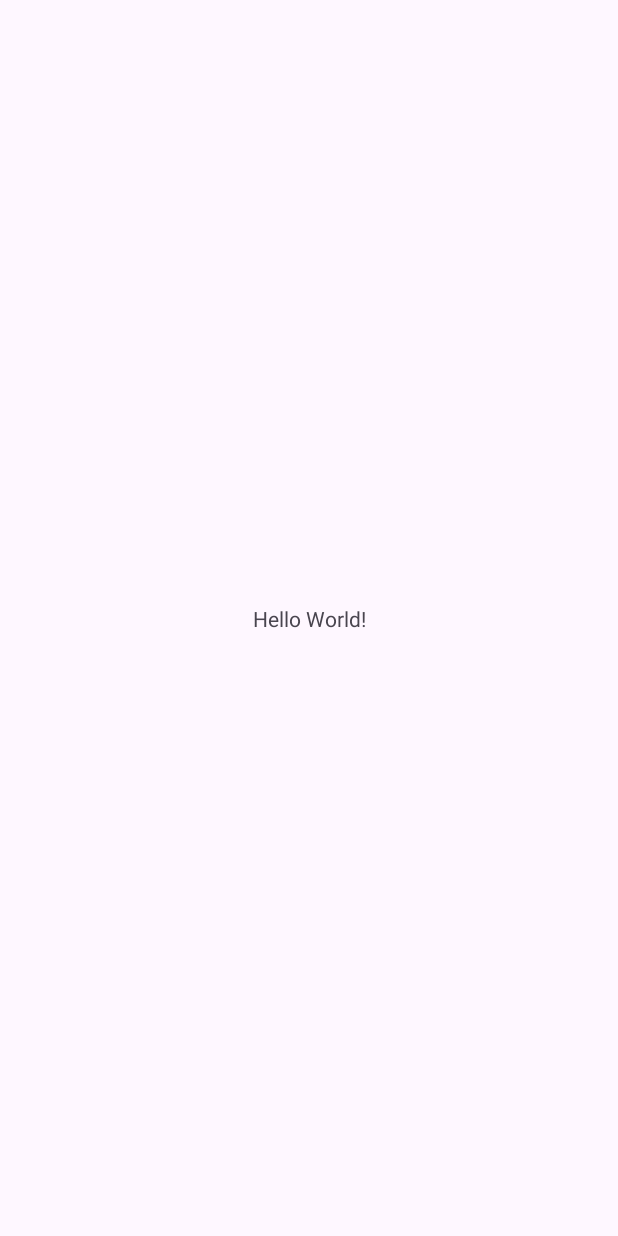
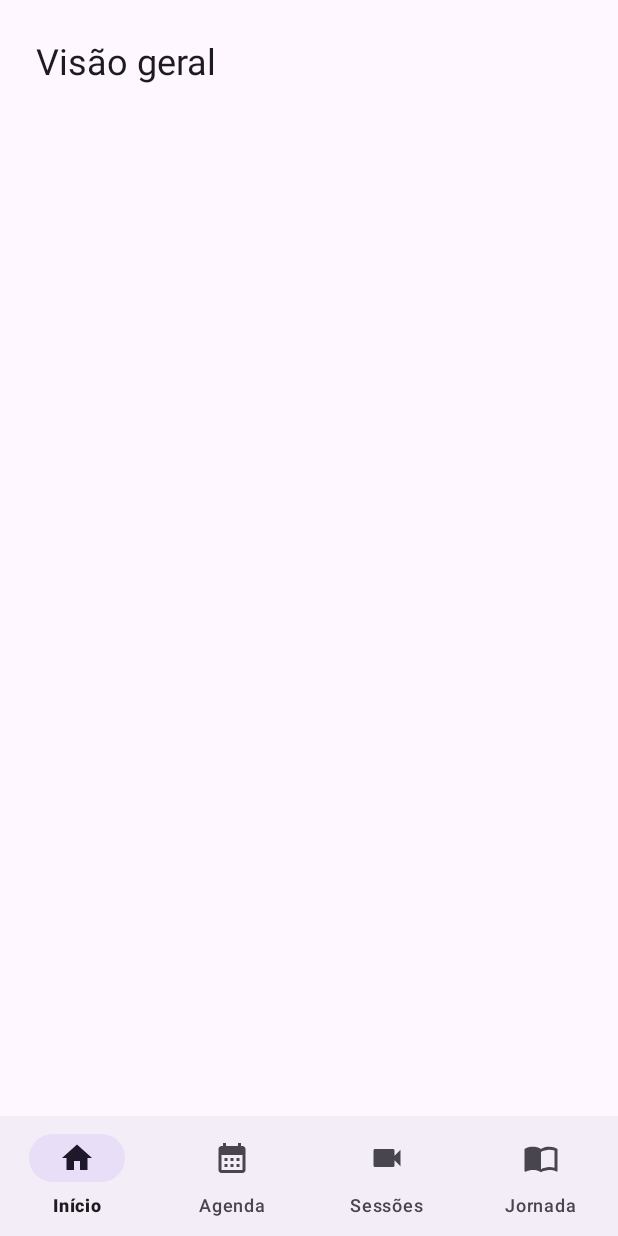
Before and after one commit to rodrigopdq/myndpsicologia, an Android app: the screen it shows after launch (MainActivity), on a phone screen of 412 x 824 dp. Before the commit the screen is almost empty. Run offline under Robolectric (Android 15) with nearby library versions, the phone set to English and light mode, and no system bars; our stand-ins replace navigation-ui.

Commit message:
Cria menu inferior do paciente com 4 abas e navegação entre Fragments

```diff
--- a/android/app/src/main/java/br/edu/pucgoias/mynd/MainActivity.java
+++ b/android/app/src/main/java/br/edu/pucgoias/mynd/MainActivity.java
@@ -7,6 +7,11 @@ import androidx.appcompat.app.AppCompatActivity;
 import androidx.core.graphics.Insets;
 import androidx.core.view.ViewCompat;
 import androidx.core.view.WindowInsetsCompat;
+import androidx.navigation.NavController;
+import androidx.navigation.fragment.NavHostFragment;
+import androidx.navigation.ui.NavigationUI;
+
+import com.google.android.material.bottomnavigation.BottomNavigationView;
 
 public class MainActivity extends AppCompatActivity {
 
@@ -15,10 +20,24 @@ public class MainActivity extends AppCompatActivity {
         super.onCreate(savedInstanceState);
         EdgeToEdge.enable(this);
         setContentView(R.layout.activity_main);
-        ViewCompat.setOnApplyWindowInsetsListener(findViewById(R.id.main), (v, insets) -> {
-            Insets systemBars = insets.getInsets(WindowInsetsCompat.Type.systemBars());
-            v.setPadding(systemBars.left, systemBars.top, systemBars.right, systemBars.bottom);
+        ajustarMargensDoSistema();
+        configurarNavegacao();
+    }
+
+    private void ajustarMargensDoSistema() {
+        ViewCompat.setOnApplyWindowInsetsListener(findViewById(R.id.main), (view, insets) -> {
+            Insets barras = insets.getInsets(WindowInsetsCompat.Type.systemBars());
+            view.setPadding(barras.left, barras.top, barras.right, 0);
             return insets;
         });
     }
+
+    private void configurarNavegacao() {
+        NavHostFragment navHostFragment = (NavHostFragment) getSupportFragmentManager()
+                .findFragmentById(R.id.navHostFragment);
+        NavController navController = navHostFragment.getNavController();
+
+        BottomNavigationView bottomNavigation = findViewById(R.id.bottomNavigation);
+        NavigationUI.setupWithNavController(bottomNavigation, navController);
+    }
 }
--- /dev/null
+++ b/android/app/src/main/java/br/edu/pucgoias/mynd/ui/agenda/AgendaFragment.java
@@ -0,0 +1,12 @@
+package br.edu.pucgoias.mynd.ui.agenda;
+
+import androidx.fragment.app.Fragment;
+
+import br.edu.pucgoias.mynd.R;
+
+public class AgendaFragment extends Fragment {
+
+    public AgendaFragment() {
+        super(R.layout.fragment_agenda);
+    }
+}
--- /dev/null
+++ b/android/app/src/main/java/br/edu/pucgoias/mynd/ui/home/HomeFragment.java
@@ -0,0 +1,12 @@
+package br.edu.pucgoias.mynd.ui.home;
+
+import androidx.fragment.app.Fragment;
+
+import br.edu.pucgoias.mynd.R;
+
+public class HomeFragment extends Fragment {
+
+    public HomeFragment() {
+        super(R.layout.fragment_home);
+    }
+}
--- /dev/null
+++ b/android/app/src/main/java/br/edu/pucgoias/mynd/ui/jornada/JornadaFragment.java
@@ -0,0 +1,12 @@
+package br.edu.pucgoias.mynd.ui.jornada;
+
+import androidx.fragment.app.Fragment;
+
+import br.edu.pucgoias.mynd.R;
+
+public class JornadaFragment extends Fragment {
+
+    public JornadaFragment() {
+        super(R.layout.fragment_jornada);
+    }
+}
--- /dev/null
+++ b/android/app/src/main/java/br/edu/pucgoias/mynd/ui/sessoes/SessoesFragment.java
@@ -0,0 +1,12 @@
+package br.edu.pucgoias.mynd.ui.sessoes;
+
+import androidx.fragment.app.Fragment;
+
+import br.edu.pucgoias.mynd.R;
+
+public class SessoesFragment extends Fragment {
+
+    public SessoesFragment() {
+        super(R.layout.fragment_sessoes);
+    }
+}
--- /dev/null
+++ b/android/app/src/main/res/drawable/ic_agenda.xml
@@ -0,0 +1,20 @@
+<!--
+  ~ Copyright (C) 2026 The Android Open Source Project
+  ~
+  ~ Licensed under the Apache License, Version 2.0 (the "License");
+  ~ you may not use this file except in compliance with the License.
+  ~ You may obtain a copy of the License at
+  ~
+  ~      http://www.apache.org/licenses/LICENSE-2.0
+  ~
+  ~ Unless required by applicable law or agreed to in writing, software
+  ~ distributed under the License is distributed on an "AS IS" BASIS,
+  ~ WITHOUT WARRANTIES OR CONDITIONS OF ANY KIND, either express or implied.
+  ~ See the License for the specific language governing permissions and
+  ~ limitations under the License.
+  -->
+<vector xmlns:android="http://schemas.android.com/apk/res/android" android:height="24dp" android:tint="#000000" android:viewportHeight="24" android:viewportWidth="24" android:width="24dp">
+
+    <path android:fillColor="@android:color/white" android:pathData="M19,4h-1V2h-2v2H8V2H6v2H5C3.89,4 3.01,4.9 3.01,6L3,20c0,1.1 0.89,2 2,2h14c1.1,0 2,-0.9 2,-2V6C21,4.9 20.1,4 19,4zM19,20H5V10h14V20zM9,14H7v-2h2V14zM13,14h-2v-2h2V14zM17,14h-2v-2h2V14zM9,18H7v-2h2V18zM13,18h-2v-2h2V18zM17,18h-2v-2h2V18z"/>
+
+</vector>
--- /dev/null
+++ b/android/app/src/main/res/drawable/ic_home.xml
@@ -0,0 +1,20 @@
+<!--
+  ~ Copyright (C) 2026 The Android Open Source Project
+  ~
+  ~ Licensed under the Apache License, Version 2.0 (the "License");
+  ~ you may not use this file except in compliance with the License.
+  ~ You may obtain a copy of the License at
+  ~
+  ~      http://www.apache.org/licenses/LICENSE-2.0
+  ~
+  ~ Unless required by applicable law or agreed to in writing, software
+  ~ distributed under the License is distributed on an "AS IS" BASIS,
+  ~ WITHOUT WARRANTIES OR CONDITIONS OF ANY KIND, either express or implied.
+  ~ See the License for the specific language governing permissions and
+  ~ limitations under the License.
+  -->
+<vector xmlns:android="http://schemas.android.com/apk/res/android" android:height="24dp" android:tint="#000000" android:viewportHeight="24" android:viewportWidth="24" android:width="24dp">
+
+    <path android:fillColor="@android:color/white" android:pathData="M10,20v-6h4v6h5v-8h3L12,3 2,12h3v8z"/>
+
+</vector>
--- /dev/null
+++ b/android/app/src/main/res/drawable/ic_jornada.xml
@@ -0,0 +1,13 @@
+<?xml version="1.0" encoding="utf-8"?>
+<vector xmlns:android="http://schemas.android.com/apk/res/android"
+    android:width="24dp"
+    android:height="24dp"
+    android:tint="?attr/colorControlNormal"
+    android:viewportWidth="24"
+    android:viewportHeight="24">
+
+    <path
+        android:fillColor="@android:color/white"
+        android:pathData="M21,5c-1.11,-0.35 -2.33,-0.5 -3.5,-0.5c-1.95,0 -4.05,0.4 -5.5,1.5c-1.45,-1.1 -3.55,-1.5 -5.5,-1.5S2.45,4.9 1,6v14.65c0,0.25 0.25,0.5 0.5,0.5c0.1,0 0.15,-0.05 0.25,-0.05C3.1,20.45 5.05,20 6.5,20c1.95,0 4.05,0.4 5.5,1.5c1.35,-0.85 3.8,-1.5 5.5,-1.5c1.65,0 3.35,0.3 4.75,1.05c0.1,0.05 0.15,0.05 0.25,0.05c0.25,0 0.5,-0.25 0.5,-0.5V6C22.4,5.55 21.75,5.25 21,5zM21,18.5c-1.1,-0.35 -2.3,-0.5 -3.5,-0.5c-1.7,0 -4.15,0.65 -5.5,1.5V8c1.35,-0.85 3.8,-1.5 5.5,-1.5c1.2,0 2.4,0.15 3.5,0.5V18.5z" />
+
+</vector>
--- /dev/null
+++ b/android/app/src/main/res/drawable/ic_sessoes.xml
@@ -0,0 +1,13 @@
+<?xml version="1.0" encoding="utf-8"?>
+<vector xmlns:android="http://schemas.android.com/apk/res/android"
+    android:width="24dp"
+    android:height="24dp"
+    android:tint="?attr/colorControlNormal"
+    android:viewportWidth="24"
+    android:viewportHeight="24">
+
+    <path
+        android:fillColor="@android:color/white"
+        android:pathData="M17,10.5V7c0,-0.55 -0.45,-1 -1,-1H4c-0.55,0 -1,0.45 -1,1v10c0,0.55 0.45,1 1,1h12c0.55,0 1,-0.45 1,-1v-3.5l4,4v-11l-4,4z" />
+
+</vector>
--- a/android/app/src/main/res/layout/activity_main.xml
+++ b/android/app/src/main/res/layout/activity_main.xml
@@ -7,13 +7,26 @@
     android:layout_height="match_parent"
     tools:context=".MainActivity">
 
-    <TextView
-        android:layout_width="wrap_content"
-        android:layout_height="wrap_content"
-        android:text="Hello World!"
-        app:layout_constraintBottom_toBottomOf="parent"
+    <androidx.fragment.app.FragmentContainerView
+        android:id="@+id/navHostFragment"
+        android:name="androidx.navigation.fragment.NavHostFragment"
+        android:layout_width="0dp"
+        android:layout_height="0dp"
+        app:defaultNavHost="true"
+        app:navGraph="@navigation/nav_graph"
+        app:layout_constraintBottom_toTopOf="@id/bottomNavigation"
         app:layout_constraintEnd_toEndOf="parent"
         app:layout_constraintStart_toStartOf="parent"
         app:layout_constraintTop_toTopOf="parent" />
 
+    <com.google.android.material.bottomnavigation.BottomNavigationView
+        android:id="@+id/bottomNavigation"
+        android:layout_width="0dp"
+        android:layout_height="wrap_content"
+        app:labelVisibilityMode="labeled"
+        app:menu="@menu/menu_paciente"
+        app:layout_constraintBottom_toBottomOf="parent"
+        app:layout_constraintEnd_toEndOf="parent"
+        app:layout_constraintStart_toStartOf="parent" />
+
 </androidx.constraintlayout.widget.ConstraintLayout>
--- /dev/null
+++ b/android/app/src/main/res/layout/fragment_agenda.xml
@@ -0,0 +1,15 @@
+<?xml version="1.0" encoding="utf-8"?>
+<LinearLayout xmlns:android="http://schemas.android.com/apk/res/android"
+    android:layout_width="match_parent"
+    android:layout_height="match_parent"
+    android:orientation="vertical"
+    android:padding="24dp">
+
+    <TextView
+        android:id="@+id/textTitulo"
+        android:layout_width="wrap_content"
+        android:layout_height="wrap_content"
+        android:text="@string/titulo_agenda"
+        android:textAppearance="?attr/textAppearanceHeadlineSmall" />
+
+</LinearLayout>
--- /dev/null
+++ b/android/app/src/main/res/layout/fragment_home.xml
@@ -0,0 +1,15 @@
+<?xml version="1.0" encoding="utf-8"?>
+<LinearLayout xmlns:android="http://schemas.android.com/apk/res/android"
+    android:layout_width="match_parent"
+    android:layout_height="match_parent"
+    android:orientation="vertical"
+    android:padding="24dp">
+
+    <TextView
+        android:id="@+id/textTitulo"
+        android:layout_width="wrap_content"
+        android:layout_height="wrap_content"
+        android:text="@string/titulo_inicio"
+        android:textAppearance="?attr/textAppearanceHeadlineSmall" />
+
+</LinearLayout>
--- /dev/null
+++ b/android/app/src/main/res/layout/fragment_jornada.xml
@@ -0,0 +1,15 @@
+<?xml version="1.0" encoding="utf-8"?>
+<LinearLayout xmlns:android="http://schemas.android.com/apk/res/android"
+    android:layout_width="match_parent"
+    android:layout_height="match_parent"
+    android:orientation="vertical"
+    android:padding="24dp">
+
+    <TextView
+        android:id="@+id/textTitulo"
+        android:layout_width="wrap_content"
+        android:layout_height="wrap_content"
+        android:text="@string/titulo_jornada"
+        android:textAppearance="?attr/textAppearanceHeadlineSmall" />
+
+</LinearLayout>
--- /dev/null
+++ b/android/app/src/main/res/layout/fragment_sessoes.xml
@@ -0,0 +1,15 @@
+<?xml version="1.0" encoding="utf-8"?>
+<LinearLayout xmlns:android="http://schemas.android.com/apk/res/android"
+    android:layout_width="match_parent"
+    android:layout_height="match_parent"
+    android:orientation="vertical"
+    android:padding="24dp">
+
+    <TextView
+        android:id="@+id/textTitulo"
+        android:layout_width="wrap_content"
+        android:layout_height="wrap_content"
+        android:text="@string/titulo_sessoes"
+        android:textAppearance="?attr/textAppearanceHeadlineSmall" />
+
+</LinearLayout>
--- /dev/null
+++ b/android/app/src/main/res/menu/menu_paciente.xml
@@ -0,0 +1,24 @@
+<?xml version="1.0" encoding="utf-8"?>
+<menu xmlns:android="http://schemas.android.com/apk/res/android">
+
+    <item
+        android:id="@+id/homeFragment"
+        android:icon="@drawable/ic_home"
+        android:title="@string/menu_inicio" />
+
+    <item
+        android:id="@+id/agendaFragment"
+        android:icon="@drawable/ic_agenda"
+        android:title="@string/menu_agenda" />
+
+    <item
+        android:id="@+id/sessoesFragment"
+        android:icon="@drawable/ic_sessoes"
+        android:title="@string/menu_sessoes" />
+
+    <item
+        android:id="@+id/jornadaFragment"
+        android:icon="@drawable/ic_jornada"
+        android:title="@string/menu_jornada" />
+
+</menu>
--- /dev/null
+++ b/android/app/src/main/res/navigation/nav_graph.xml
@@ -0,0 +1,27 @@
+<?xml version="1.0" encoding="utf-8"?>
+<navigation xmlns:android="http://schemas.android.com/apk/res/android"
+    xmlns:app="http://schemas.android.com/apk/res-auto"
+    android:id="@+id/nav_graph"
+    app:startDestination="@id/homeFragment">
+
+    <fragment
+        android:id="@+id/homeFragment"
+        android:name="br.edu.pucgoias.mynd.ui.home.HomeFragment"
+        android:label="@string/menu_inicio" />
+
+    <fragment
+        android:id="@+id/agendaFragment"
+        android:name="br.edu.pucgoias.mynd.ui.agenda.AgendaFragment"
+        android:label="@string/menu_agenda" />
+
+    <fragment
+        android:id="@+id/sessoesFragment"
+        android:name="br.edu.pucgoias.mynd.ui.sessoes.SessoesFragment"
+        android:label="@string/menu_sessoes" />
+
+    <fragment
+        android:id="@+id/jornadaFragment"
+        android:name="br.edu.pucgoias.mynd.ui.jornada.JornadaFragment"
+        android:label="@string/menu_jornada" />
+
+</navigation>
--- a/android/app/src/main/res/values/strings.xml
+++ b/android/app/src/main/res/values/strings.xml
@@ -1,3 +1,15 @@
 <resources>
-    <string name="app_name">Mynd</string>
+    <string name="app_name">MYND</string>
+
+    <!-- Menu inferior (paciente) -->
+    <string name="menu_inicio">Início</string>
+    <string name="menu_agenda">Agenda</string>
+    <string name="menu_sessoes">Sessões</string>
+    <string name="menu_jornada">Jornada</string>
+
+    <!-- Títulos provisórios das telas -->
+    <string name="titulo_inicio">Visão geral</string>
+    <string name="titulo_agenda">Minha agenda</string>
+    <string name="titulo_sessoes">Minhas sessões</string>
+    <string name="titulo_jornada">Minha jornada</string>
 </resources>
```
